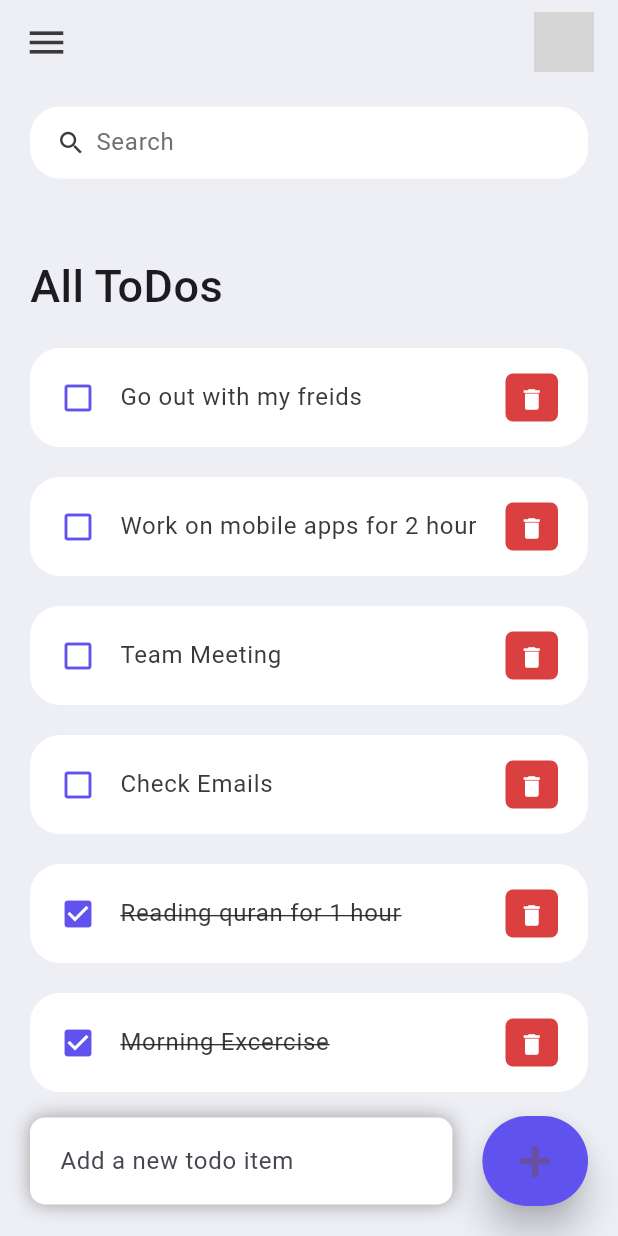
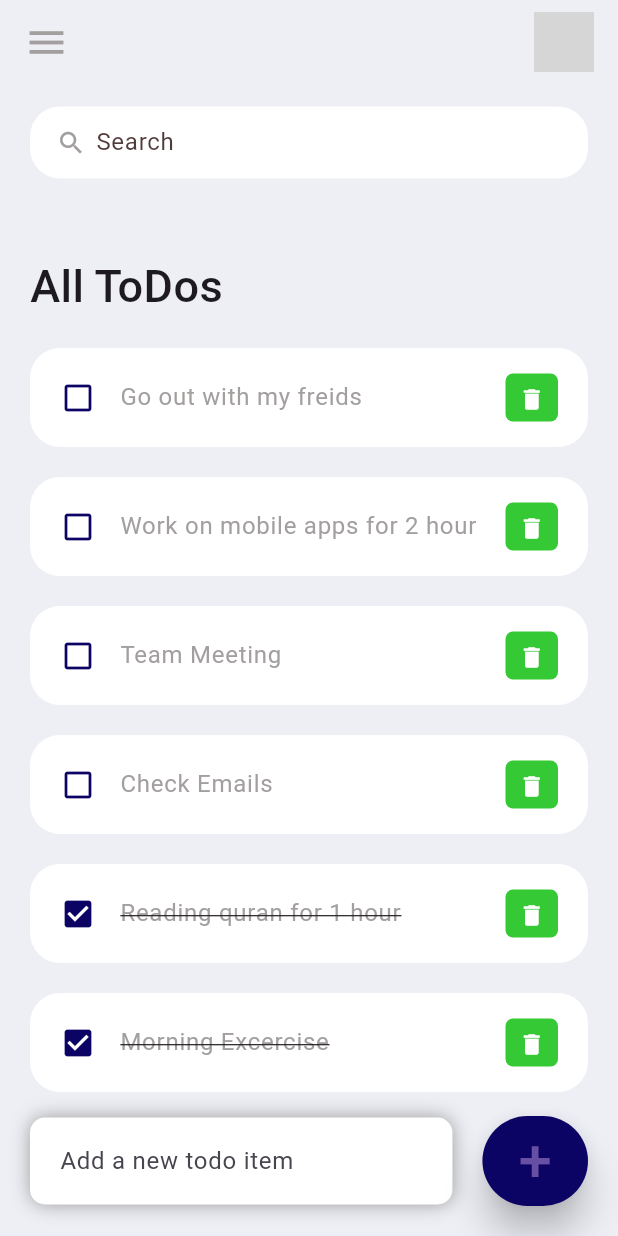
Before and after one commit to HusseinA7/Flutter-MyTodoApp, a Flutter app: the screen it shows after launch, on a phone screen of 412 x 824 dp. Run offline on Flutter 3.47's test engine with Material 3 defaults, Android fonts, the phone set to English and light mode, and no system bars; grey boxes are pictures that could not be loaded.

Commit message:
Colors changed

```diff
--- a/lib/constants/colors.dart
+++ b/lib/constants/colors.dart
@@ -1,9 +1,9 @@
 import 'package:flutter/material.dart';
 
-const Color tdRed = Color(0xFFDA4040);
-const Color tdBlue = Color(0xFF5F52EE);
+const Color tdRed = Color.fromARGB(255, 53, 202, 53);
+const Color tdBlue = Color.fromARGB(255, 12, 4, 101);
 
-const Color tdBlack = Color(0xFF3A3A3A);
-const Color tdGrey = Color(0xFF717171);
+const Color tdBlack = Color.fromARGB(255, 163, 159, 159);
+const Color tdGrey = Color.fromARGB(255, 81, 60, 60);
 
 const Color tdBGColor = Color(0xFFEEEFF5);
```
